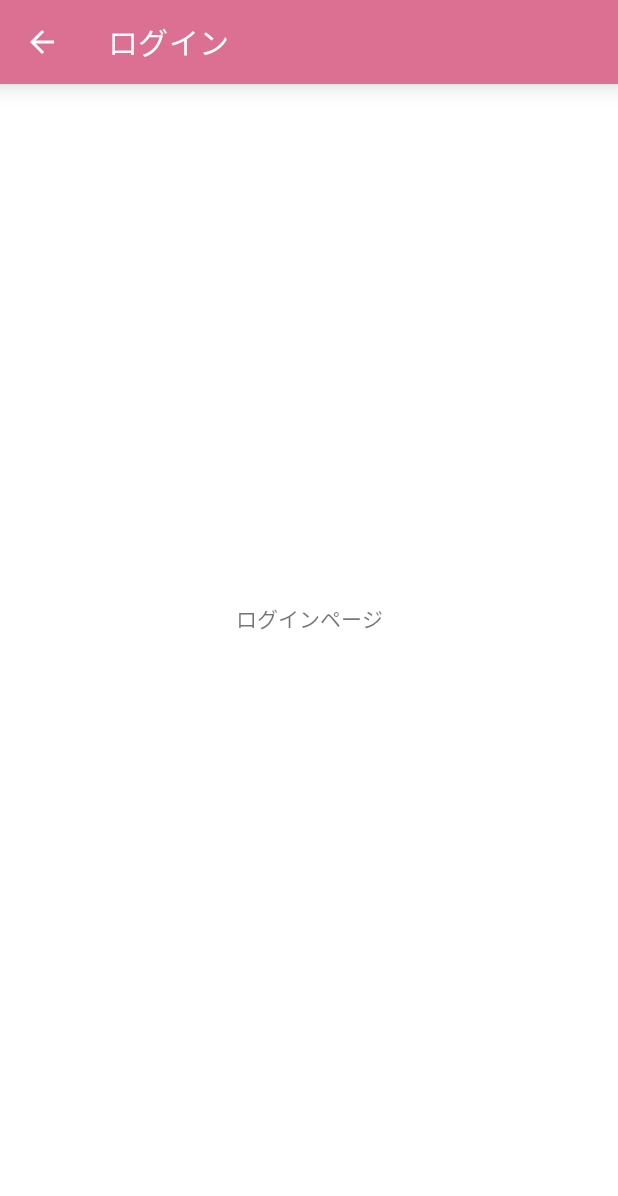
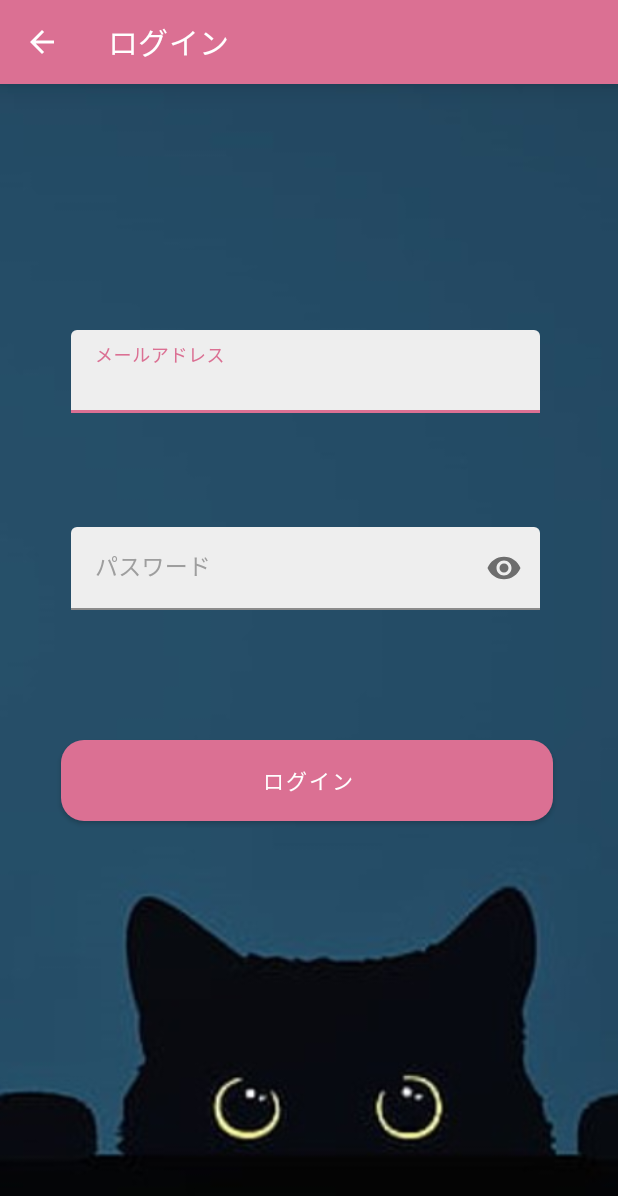
Before and after one commit to mofunyanko/AdoptMeApp, an Android app: the LoginActivity screen opened directly, with no data from a screen before it, on a phone screen of 412 x 824 dp. Shown: the top 1196 px of the screen. Run offline under Robolectric (Android 15) with nearby library versions, the phone set to English and light mode, and no system bars.

Commit message:
ログイン画面を生成する（レイアウトと遷移のみ）

```diff
--- a/app/src/main/java/com/example/adoptmeapp/LoginActivity.kt
+++ b/app/src/main/java/com/example/adoptmeapp/LoginActivity.kt
@@ -1,9 +1,15 @@
 package com.example.adoptmeapp
 
+import android.content.Intent
 import androidx.appcompat.app.AppCompatActivity
 import android.os.Bundle
 import android.view.MenuItem
+import android.view.View
+import android.widget.Button
+import android.widget.EditText
+import android.widget.Toast
 import androidx.appcompat.widget.Toolbar
+
 
 class LoginActivity : AppCompatActivity() {
     override fun onCreate(savedInstanceState: Bundle?) {
@@ -14,6 +20,49 @@ class LoginActivity : AppCompatActivity() {
         toolbar.setTitle(R.string.btLogin)
         setSupportActionBar(toolbar)
         supportActionBar?.setDisplayHomeAsUpEnabled(true)
+
+        /* val etEmail = findViewById<EditText>(R.id.editTextEmail)
+        val etPassword = findViewById<EditText>(R.id.editTextPassword)
+        val btLogin = findViewById<Button>(R.id.btLogin)
+
+        // ログインボタンが押された場合
+        btLogin.setOnClickListener {
+            // バリデーションチェックの結果
+            val check = validationCheck(etEmail, etPassword)
+
+            // エラーがない場合に画面を遷移
+            if(check){
+                val intent = Intent(this@LoginActivity, TopPageActivity::class.java)
+                startActivity(intent)
+            }
+        } */
+    }
+
+    /* fun validationCheck(etEmail : EditText, etPassword : EditText) : Boolean{
+        // メールアドレスの入力値がない場合
+        if(etEmail.text.toString().isEmpty()){
+            // メールアドレスの入力エリアをフォーカスさせる
+            etEmail.requestFocus()
+            // 画面の下にToastエラーメッセージを表示
+            Toast.makeText(applicationContext, "メールアドレスを入力してください。", Toast.LENGTH_LONG).show()
+            return false
+        }
+
+        //Passwordの入力値がない場合
+        if(etPassword.text.toString().isEmpty()){
+            // パスワードの入力エリアをフォーカスさせる
+            etPassword.requestFocus()
+            // 画面の下にToastエラーメッセージを表示
+            Toast.makeText(applicationContext, "パスワードを入力してください。", Toast.LENGTH_LONG).show()
+            return false
+        }
+        return true
+    } */
+
+    // ログインボタンが押された場合
+    fun onLoginButtonClick(view: View?) {
+        val intent = Intent(this@LoginActivity, TopPageActivity::class.java)
+        startActivity(intent)
     }
 
     // 戻るボタンが押された場合
--- a/app/src/main/res/layout/activity_login.xml
+++ b/app/src/main/res/layout/activity_login.xml
@@ -17,13 +17,79 @@
         app:layout_constraintStart_toStartOf="parent"
         app:layout_constraintEnd_toEndOf="parent"/>
 
-    <TextView
-        android:id="@+id/textView"
-        android:layout_width="wrap_content"
-        android:layout_height="wrap_content"
-        android:text="ログインページ"
+    <ImageView
+        android:layout_width="match_parent"
+        android:layout_height="match_parent"
+        android:src="@drawable/login_background"
+        android:scaleType="centerCrop"/>
+
+    <com.google.android.material.button.MaterialButton
+        android:id="@+id/btLogin"
+        style="@style/Widget.MaterialComponents.Button"
+        android:layout_width="328dp"
+        android:layout_height="66dp"
+        android:layout_marginStart="24dp"
+        android:layout_marginEnd="24dp"
+        android:shape="rectangle"
+        android:text="@string/btLogin"
+        android:textSize="14sp"
+        android:onClick="onLoginButtonClick"
+        app:cornerRadius="15dp"
         app:layout_constraintBottom_toBottomOf="parent"
         app:layout_constraintEnd_toEndOf="parent"
+        app:layout_constraintHorizontal_bias="0.47"
         app:layout_constraintStart_toStartOf="parent"
-        app:layout_constraintTop_toTopOf="parent" />
+        app:layout_constraintTop_toTopOf="parent"
+        app:layout_constraintVertical_bias="0.643" />
+
+    <com.google.android.material.textfield.TextInputLayout
+        android:id="@+id/editTextEmail"
+        android:layout_width="328dp"
+        android:layout_height="66dp"
+        android:inputType="textEmailAddress"
+        android:paddingStart="15dp"
+        android:textColorHint="@color/gray"
+        app:boxBackgroundColor="@color/lightgray"
+        app:layout_constraintBottom_toTopOf="@id/editTextPassword"
+        app:layout_constraintEnd_toEndOf="parent"
+        app:layout_constraintHorizontal_bias="0.384"
+        app:layout_constraintStart_toStartOf="parent"
+        app:layout_constraintTop_toTopOf="parent"
+        app:layout_constraintVertical_bias="0.771">
+
+        <com.google.android.material.textfield.TextInputEditText
+            android:layout_width="match_parent"
+            android:layout_height="wrap_content"
+            android:ems="10"
+            android:hint="@string/editTextEmail"
+            android:singleLine="false"
+            android:textColor="@color/gray"
+            android:textSize="15sp" />
+    </com.google.android.material.textfield.TextInputLayout>
+
+    <com.google.android.material.textfield.TextInputLayout
+        android:id="@+id/editTextPassword"
+        android:layout_width="328dp"
+        android:layout_height="66dp"
+        android:layout_marginBottom="70dp"
+        android:paddingStart="15dp"
+        android:textColorHint="@color/gray"
+        app:boxBackgroundColor="@color/lightgray"
+        app:passwordToggleEnabled="true"
+        app:layout_constraintBottom_toTopOf="@+id/btLogin"
+        app:layout_constraintEnd_toEndOf="parent"
+        app:layout_constraintHorizontal_bias="0.384"
+        app:layout_constraintStart_toStartOf="parent">
+
+        <com.google.android.material.textfield.TextInputEditText
+            android:layout_width="match_parent"
+            android:layout_height="wrap_content"
+            android:ems="10"
+            android:hint="@string/editTextPassword"
+            android:inputType="textPassword"
+            android:singleLine="false"
+            android:textColor="@color/gray"
+            android:textSize="15sp" />
+    </com.google.android.material.textfield.TextInputLayout>
+
 </androidx.constraintlayout.widget.ConstraintLayout>
--- a/app/src/main/res/values/colors.xml
+++ b/app/src/main/res/values/colors.xml
@@ -9,4 +9,6 @@
     <color name="white">#FFFFFFFF</color>
     <color name="lightpalevioletred">#E6759B</color>
     <color name="palevioletred">#DB7093</color>
+    <color name="lightgray">#EEEEEE</color>
+    <color name="gray">#9E9E9E</color>
 </resources>
--- a/app/src/main/res/values/strings.xml
+++ b/app/src/main/res/values/strings.xml
@@ -3,4 +3,9 @@
     <!-- ボタンのテキスト -->
     <string name="btLogin">ログイン</string>
     <string name="btMakeAccount">新規登録</string>
+    <string name="tbTopPage">トップページ</string>>
+
+    <!-- ログイン入力画面のテキスト-->
+    <string name="editTextEmail">メールアドレス</string>
+    <string name="editTextPassword">パスワード</string>
 </resources>
```
Also changed, not shown: app/src/main/AndroidManifest.xml (+7 -0 lines), app/src/main/java/com/example/adoptmeapp/TopPageActivity.kt (added, +16 -0 lines), app/src/main/res/layout/activity_main.xml (+6 -1 lines), app/src/main/res/layout/activity_top_page.xml (added, +29 -0 lines), app/src/main/res/drawable-v24/login_background.jpg (added).
